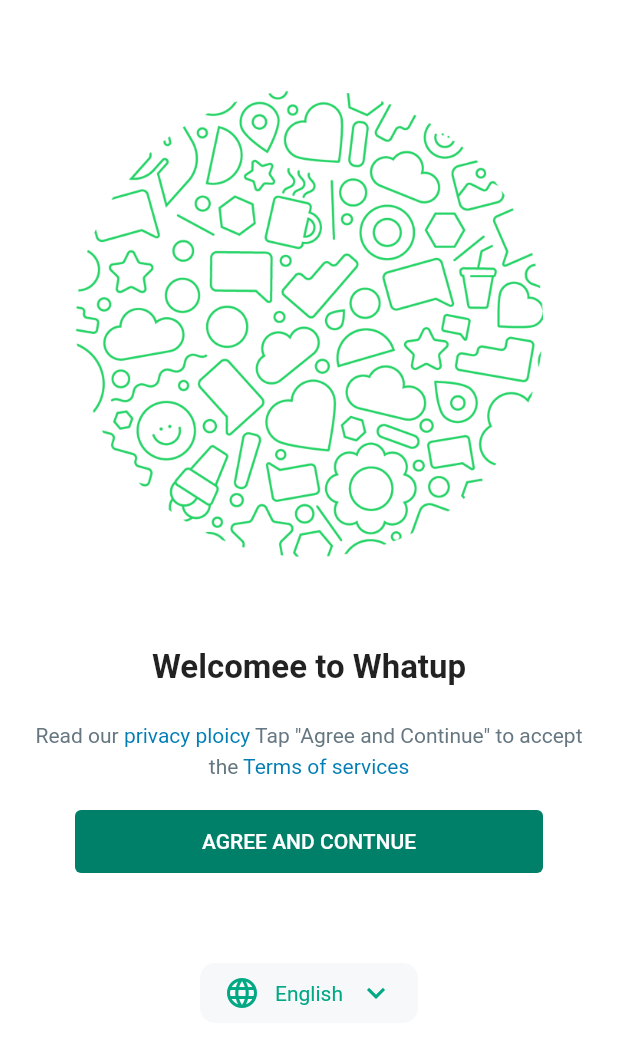
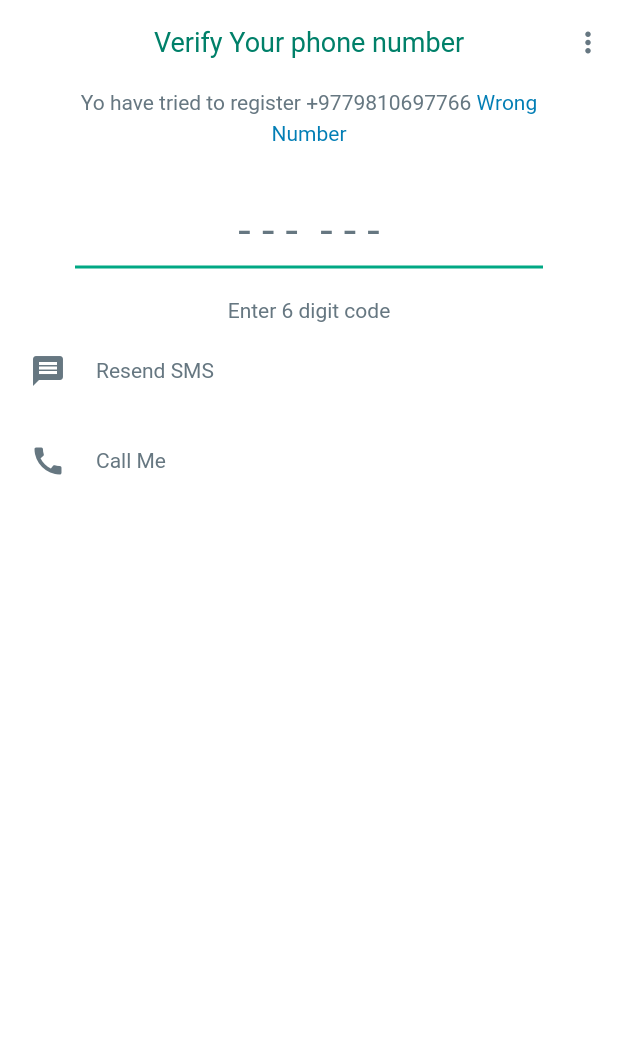
Before and after one commit to SudeepMi/flutter_whatsapp_clone, a Flutter app: the screen it shows after launch, on a phone screen of 412 x 824 dp. Shown: the top 1047 px of the screen. Run offline on Flutter 3.47's test engine with Material 2 defaults, Android fonts, the phone set to English and light mode, and no system bars; our stand-ins replace country_picker.

Commit message:
verification screen added

```diff
--- a/lib/common/helper/show_alert_dialog.dart
+++ b/lib/common/helper/show_alert_dialog.dart
@@ -11,8 +11,19 @@
           message,
           style: TextStyle(
             color: context.theme.greyColor,
+            fontSize: 22,
           ),
         ),
+        contentPadding: const EdgeInsets.fromLTRB(20, 20, 10, 10),
+        actions: [
+          TextButton(
+            onPressed: () => Navigator.of(context).pop(),
+            child: Text(
+              btnTxt ?? "OK",
+              style: TextStyle(color: context.theme.blueColor),
+            ),
+          )
+        ],
       );
     },
   );
--- a/lib/common/theme/dark_theme.dart
+++ b/lib/common/theme/dark_theme.dart
@@ -21,6 +21,7 @@
       ),
     ),
     appBarTheme: const AppBarTheme(
+      titleTextStyle: TextStyle(fontSize: 18),
       systemOverlayStyle: SystemUiOverlayStyle(
           statusBarColor: Colors.transparent,
           statusBarBrightness: Brightness.light),
@@ -34,5 +35,11 @@
         ),
       ),
     ),
+    dialogBackgroundColor: CustomColors.backgroundDark,
+    dialogTheme: DialogTheme(
+      shape: RoundedRectangleBorder(
+        borderRadius: BorderRadius.circular(20),
+      ),
+    ),
   );
 }
--- a/lib/common/theme/light_theme.dart
+++ b/lib/common/theme/light_theme.dart
@@ -21,6 +21,7 @@
       ),
     ),
     appBarTheme: const AppBarTheme(
+      titleTextStyle: TextStyle(fontSize: 18),
       systemOverlayStyle: SystemUiOverlayStyle(
           statusBarColor: Colors.transparent,
           statusBarBrightness: Brightness.dark),
@@ -34,5 +35,11 @@
         ),
       ),
     ),
+    dialogBackgroundColor: CustomColors.backgroundLight,
+    dialogTheme: DialogTheme(
+      shape: RoundedRectangleBorder(
+        borderRadius: BorderRadius.circular(20),
+      ),
+    ),
   );
 }
--- a/lib/features/auth/pages/login_page.dart
+++ b/lib/features/auth/pages/login_page.dart
@@ -3,6 +3,7 @@
 import 'package:country_picker/country_picker.dart';
 import 'package:flutter/material.dart';
 import 'package:whatsapp_messenger/common/extension/custom_theme.dart';
+import 'package:whatsapp_messenger/common/helper/show_alert_dialog.dart';
 import 'package:whatsapp_messenger/common/utils/colors.dart';
 import 'package:whatsapp_messenger/common/widgets/custom_icon_button.dart';
 import 'package:whatsapp_messenger/features/auth/widgets/custom_text_field.dart';
@@ -19,6 +20,20 @@
   late TextEditingController countryNameController;
   late TextEditingController countryCodeController;
   late TextEditingController phoneNumberController;
+
+  sendCodeToPhone() {
+    final phone = phoneNumberController.text;
+    // final name = countryNameController.text;
+
+    if (phone.length < 9) {
+      return showAlertDialog(
+          context: context, message: "phone number is not valid");
+    }
+    if (phone.isEmpty) {
+      return showAlertDialog(
+          context: context, message: "phone number is not valid");
+    }
+  }
 
   showCountryCodePicker() {
     showCountryPicker(
@@ -164,7 +179,7 @@
       ),
       floatingActionButtonLocation: FloatingActionButtonLocation.centerFloat,
       floatingActionButton: CustomElevatedButton(
-        onPressed: () {},
+        onPressed: sendCodeToPhone,
         text: 'NEXT',
         buttonWidth: 90,
       ),
--- /dev/null
+++ b/lib/features/auth/pages/verification_page.dart
@@ -0,0 +1,135 @@
+import 'package:flutter/material.dart';
+import 'package:whatsapp_messenger/common/extension/custom_theme.dart';
+import 'package:whatsapp_messenger/common/widgets/custom_icon_button.dart';
+import 'package:whatsapp_messenger/features/auth/widgets/custom_text_field.dart';
+
+class VerificationPage extends StatefulWidget {
+  const VerificationPage({super.key});
+
+  @override
+  State<VerificationPage> createState() => _VerificationPageState();
+}
+
+class _VerificationPageState extends State<VerificationPage> {
+  late TextEditingController codeController;
+
+  @override
+  void initState() {
+    codeController = TextEditingController();
+    super.initState();
+  }
+
+  @override
+  void dispose() {
+    codeController.dispose();
+    super.dispose();
+  }
+
+  @override
+  Widget build(BuildContext context) {
+    return Scaffold(
+      appBar: AppBar(
+        backgroundColor: Theme.of(context).backgroundColor,
+        elevation: 0,
+        title: Text(
+          "Verify Your phone number",
+          style: TextStyle(
+            color: context.theme.authAppBarTextColor,
+          ),
+        ),
+        centerTitle: true,
+        actions: [CustomIconButton(onTap: () {}, icon: Icons.more_vert)],
+      ),
+      body: SingleChildScrollView(
+        padding: const EdgeInsets.symmetric(horizontal: 20),
+        child: Column(
+          children: [
+            Padding(
+              padding: const EdgeInsets.symmetric(horizontal: 20),
+              child: RichText(
+                textAlign: TextAlign.center,
+                text: TextSpan(
+                  style: TextStyle(
+                    color: context.theme.greyColor,
+                    height: 1.5,
+                  ),
+                  children: [
+                    const TextSpan(
+                        text: "Yo have tried to register +9779810697766 "),
+                    TextSpan(
+                      text: "Wrong Number",
+                      style: TextStyle(
+                        color: context.theme.blueColor,
+                      ),
+                    ),
+                  ],
+                ),
+              ),
+            ),
+            const SizedBox(
+              height: 30,
+            ),
+            Container(
+              padding: const EdgeInsets.symmetric(horizontal: 30),
+              child: CustomTextField(
+                onTap: () {},
+                hintText: "- - -  - - -",
+                fontSize: 30,
+                autoFocus: true,
+                keyboardType: TextInputType.number,
+                controller: codeController,
+              ),
+            ),
+            const SizedBox(
+              height: 20,
+            ),
+            Text(
+              "Enter 6 digit code",
+              style: TextStyle(color: context.theme.greyColor),
+            ),
+            const SizedBox(
+              height: 20,
+            ),
+            Row(
+              children: [
+                Icon(
+                  Icons.message,
+                  color: context.theme.greyColor,
+                ),
+                const SizedBox(
+                  width: 20,
+                ),
+                Text(
+                  "Resend SMS",
+                  style: TextStyle(color: context.theme.greyColor),
+                )
+              ],
+            ),
+            const SizedBox(
+              height: 10,
+            ),
+            Divider(color: context.theme.blueColor!.withOpacity(0)),
+            const SizedBox(
+              height: 10,
+            ),
+            Row(
+              children: [
+                Icon(
+                  Icons.call,
+                  color: context.theme.greyColor,
+                ),
+                const SizedBox(
+                  width: 20,
+                ),
+                Text(
+                  "Call Me",
+                  style: TextStyle(color: context.theme.greyColor),
+                )
+              ],
+            ),
+          ],
+        ),
+      ),
+    );
+  }
+}
--- a/lib/features/auth/widgets/custom_text_field.dart
+++ b/lib/features/auth/widgets/custom_text_field.dart
@@ -3,8 +3,8 @@
 import 'package:whatsapp_messenger/common/utils/colors.dart';
 
 class CustomTextField extends StatelessWidget {
-  const CustomTextField(
-      {super.key,
+  const CustomTextField({
+    super.key,
     this.controller,
     this.hintText,
     this.readOnly,
@@ -13,7 +13,10 @@
     this.prefixText,
     required this.onTap,
     this.suffixIcon,
-      this.onChanged});
+    this.onChanged,
+    this.fontSize,
+    this.autoFocus,
+  });
 
   final TextEditingController? controller;
   final String? hintText;
@@ -24,6 +27,8 @@
   final VoidCallback onTap;
   final Widget? suffixIcon;
   final Function(String)? onChanged;
+  final double? fontSize;
+  final bool? autoFocus;
 
   @override
   Widget build(BuildContext context) {
@@ -34,6 +39,8 @@
       textAlign: textAlign ?? TextAlign.center,
       keyboardType: readOnly == false ? keyboardType : null,
       onChanged: onChanged,
+      style: TextStyle(fontSize: fontSize),
+      autofocus: autoFocus ?? false,
       decoration: InputDecoration(
         hintText: hintText,
         isDense: true,
--- a/lib/main.dart
+++ b/lib/main.dart
@@ -2,7 +2,7 @@
 import 'package:whatsapp_messenger/common/theme/dark_theme.dart';
 import 'package:whatsapp_messenger/common/theme/light_theme.dart';
 import 'package:whatsapp_messenger/features/auth/pages/login_page.dart';
-import 'package:whatsapp_messenger/features/welcome/pages/welcome_page.dart';
+import 'package:whatsapp_messenger/features/auth/pages/verification_page.dart';
 
 void main() {
   runApp(const MyApp());
@@ -20,7 +20,7 @@
       theme: lightTheme(),
       darkTheme: darkTheme(),
       themeMode: ThemeMode.system,
-      home: const WelcomePage(),
+      home: const VerificationPage(),
     );
   }
 }
```
Lines whose indentation alone changed are shown as unchanged.
